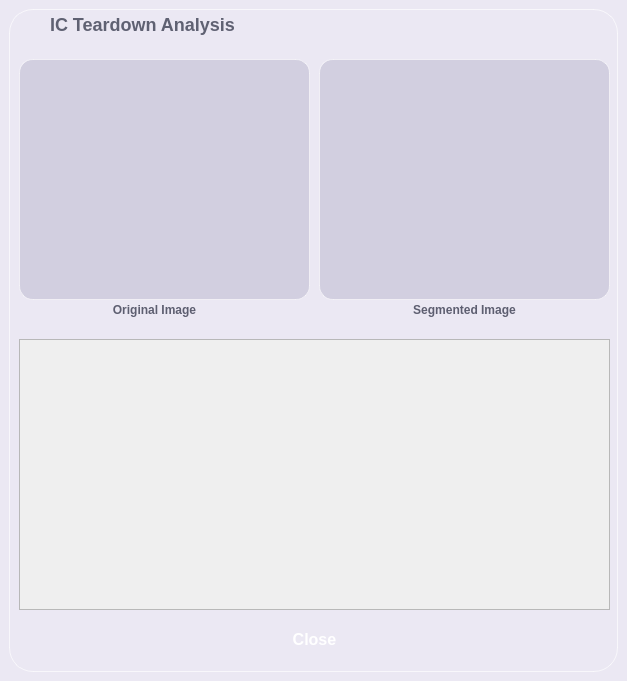
Qt form segmented_details.ui (IsfarNayen/AI_Dye_Block_Detection) before a commit.
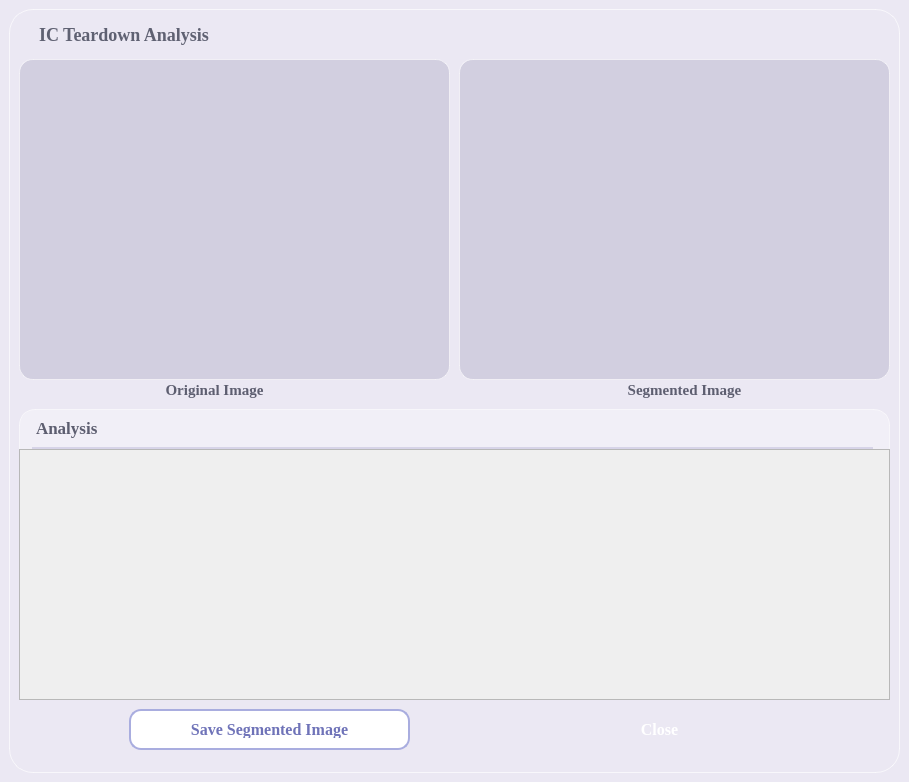
The same form after that commit.

Commit message: Added save button, changed font, added saved picture format, changed UI of segmented UI

```diff
--- a/segmented_details.ui
+++ b/segmented_details.ui
@@ -6,8 +6,8 @@
    <rect>
     <x>0</x>
     <y>0</y>
-    <width>627</width>
-    <height>681</height>
+    <width>909</width>
+    <height>782</height>
    </rect>
   </property>
   <property name="windowTitle">
@@ -48,8 +48,8 @@
       <widget class="QFrame" name="HeaderFrame">
        <property name="geometry">
         <rect>
-         <x>30</x>
-         <y>0</y>
+         <x>20</x>
+         <y>10</y>
          <width>561</width>
          <height>31</height>
         </rect>
@@ -75,6 +75,14 @@
           <height>31</height>
          </rect>
         </property>
+        <property name="font">
+         <font>
+          <family>Times New Roman</family>
+          <pointsize>-1</pointsize>
+          <weight>75</weight>
+          <bold>true</bold>
+         </font>
+        </property>
         <property name="styleSheet">
          <string notr="true">QLabel#softwareNameLabel {
     background: transparent;
@@ -95,8 +103,8 @@
         <rect>
          <x>-10</x>
          <y>40</y>
-         <width>621</width>
-         <height>281</height>
+         <width>901</width>
+         <height>351</height>
         </rect>
        </property>
        <property name="styleSheet">
@@ -116,8 +124,8 @@
          <rect>
           <x>20</x>
           <y>10</y>
-          <width>291</width>
-          <height>241</height>
+          <width>431</width>
+          <height>321</height>
          </rect>
         </property>
         <property name="styleSheet">
@@ -145,10 +153,10 @@
        <widget class="QFrame" name="segmentedImageframe">
         <property name="geometry">
          <rect>
-          <x>320</x>
+          <x>460</x>
           <y>10</y>
-          <width>291</width>
-          <height>241</height>
+          <width>431</width>
+          <height>321</height>
          </rect>
         </property>
         <property name="styleSheet">
@@ -176,12 +184,21 @@
        <widget class="QLabel" name="originalImagelabel">
         <property name="geometry">
          <rect>
-          <x>50</x>
-          <y>250</y>
+          <x>110</x>
+          <y>330</y>
           <width>211</width>
           <height>21</height>
          </rect>
         </property>
+        <property name="font">
+         <font>
+          <family>Times New Roman</family>
+          <pointsize>11</pointsize>
+          <weight>75</weight>
+          <italic>false</italic>
+          <bold>true</bold>
+         </font>
+        </property>
         <property name="styleSheet">
          <string notr="true">QLabel {
     color: #5d5e70;
@@ -200,12 +217,21 @@
        <widget class="QLabel" name="segmentedImagelabel">
         <property name="geometry">
          <rect>
-          <x>360</x>
-          <y>250</y>
+          <x>580</x>
+          <y>330</y>
           <width>211</width>
           <height>21</height>
          </rect>
         </property>
+        <property name="font">
+         <font>
+          <family>Times New Roman</family>
+          <pointsize>11</pointsize>
+          <weight>75</weight>
+          <italic>false</italic>
+          <bold>true</bold>
+         </font>
+        </property>
         <property name="styleSheet">
          <string notr="true">QLabel {
     color: #5d5e70;
@@ -226,9 +252,9 @@
        <property name="geometry">
         <rect>
          <x>10</x>
-         <y>330</y>
-         <width>591</width>
-         <height>271</height>
+         <y>400</y>
+         <width>871</width>
+         <height>291</height>
         </rect>
        </property>
        <property name="styleSheet">
@@ -248,11 +274,16 @@
         <property name="geometry">
          <rect>
           <x>0</x>
-          <y>0</y>
-          <width>591</width>
-          <height>271</height>
+          <y>40</y>
+          <width>871</width>
+          <height>251</height>
          </rect>
         </property>
+        <property name="font">
+         <font>
+          <pointsize>16</pointsize>
+         </font>
+        </property>
         <property name="styleSheet">
          <string notr="true">QScrollArea {
     background: transparent;
@@ -293,22 +324,67 @@
           <rect>
            <x>0</x>
            <y>0</y>
-           <width>591</width>
-           <height>271</height>
+           <width>871</width>
+           <height>251</height>
           </rect>
          </property>
         </widget>
        </widget>
+       <widget class="QLabel" name="analysisLabel">
+        <property name="geometry">
+         <rect>
+          <x>13</x>
+          <y>4</y>
+          <width>841</width>
+          <height>36</height>
+         </rect>
+        </property>
+        <property name="font">
+         <font>
+          <family>Times New Roman</family>
+          <pointsize>13</pointsize>
+          <weight>75</weight>
+          <bold>true</bold>
+         </font>
+        </property>
+        <property name="styleSheet">
+         <string notr="true">QLabel {
+    color: #5d5e70;
+    background: transparent;
+    border: none;
+    font-weight: bold;
+    border-bottom: 2px solid #d7d4e8;
+    padding-bottom: 4px;
+}</string>
+        </property>
+        <property name="text">
+         <string>Analysis</string>
+        </property>
+       </widget>
       </widget>
       <widget class="QPushButton" name="closePushbutton">
        <property name="geometry">
         <rect>
-         <x>10</x>
-         <y>610</y>
-         <width>591</width>
+         <x>510</x>
+         <y>700</y>
+         <width>281</width>
          <height>41</height>
         </rect>
        </property>
+       <property name="baseSize">
+        <size>
+         <width>0</width>
+         <height>0</height>
+        </size>
+       </property>
+       <property name="font">
+        <font>
+         <family>Times New Roman</family>
+         <pointsize>-1</pointsize>
+         <weight>75</weight>
+         <bold>true</bold>
+        </font>
+       </property>
        <property name="styleSheet">
         <string notr="true">QPushButton#closePushbutton {
     background: qlineargradient(
@@ -345,6 +421,54 @@
         <string>Close</string>
        </property>
       </widget>
+      <widget class="QPushButton" name="savePushbutton">
+       <property name="geometry">
+        <rect>
+         <x>120</x>
+         <y>700</y>
+         <width>281</width>
+         <height>41</height>
+        </rect>
+       </property>
+       <property name="font">
+        <font>
+         <family>Times New Roman</family>
+         <pointsize>-1</pointsize>
+         <weight>75</weight>
+         <bold>true</bold>
+        </font>
+       </property>
+       <property name="styleSheet">
+        <string notr="true">QPushButton#savePushbutton {
+    background: white;
+    color: #6f73b8;
+    font-size: 16px;
+    font-weight: 600;
+    border: 2px solid #a9addf;
+    border-radius: 12px;
+    padding: 10px 20px;
+}
+
+QPushButton#savePushbutton:hover {
+    background: #f7f7ff;
+    border: 2px solid #8e93d5;
+    color: #5f63a8;
+}
+
+QPushButton#savePushbutton:pressed {
+    background: qlineargradient(
+        x1:0, y1:0, x2:1, y2:0,
+        stop:0 #8e93d5,
+        stop:1 #a9addf
+    );
+    color: white;
+    border: none;
+}</string>
+       </property>
+       <property name="text">
+        <string>Save Segmented Image</string>
+       </property>
+      </widget>
      </widget>
     </item>
    </layout>
```
The commit also changes 5 other files.
